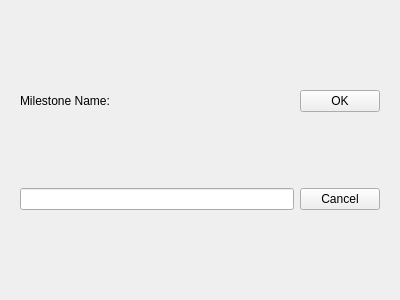
This is Teeam/addmilestonedialog.ui in lorenzo-arena/Teeam as Qt 5 draws it before an edit. The edited form follows.
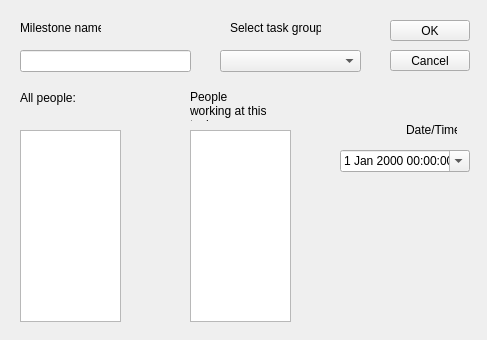
This is the edited form. Icons and pictures are not drawn.

Commit message: Created correct "Add milestone" dialog

Diff of the .ui file:
```diff
--- a/Teeam/addmilestonedialog.ui
+++ b/Teeam/addmilestonedialog.ui
@@ -6,60 +6,230 @@
    <rect>
     <x>0</x>
     <y>0</y>
-    <width>400</width>
-    <height>300</height>
+    <width>487</width>
+    <height>340</height>
    </rect>
   </property>
   <property name="windowTitle">
    <string>Add Milestone</string>
   </property>
-  <property name="locale">
-   <locale language="English" country="UnitedStates"/>
-  </property>
-  <layout class="QGridLayout" name="gridLayout">
-   <property name="leftMargin">
-    <number>20</number>
+  <widget class="QLabel" name="milestoneNamelabel">
+   <property name="geometry">
+    <rect>
+     <x>20</x>
+     <y>20</y>
+     <width>81</width>
+     <height>16</height>
+    </rect>
    </property>
-   <property name="topMargin">
-    <number>20</number>
+   <property name="text">
+    <string>Milestone name:</string>
    </property>
-   <property name="rightMargin">
-    <number>20</number>
+  </widget>
+  <widget class="QPushButton" name="buttonOk">
+   <property name="geometry">
+    <rect>
+     <x>390</x>
+     <y>20</y>
+     <width>80</width>
+     <height>21</height>
+    </rect>
    </property>
-   <property name="bottomMargin">
-    <number>20</number>
+   <property name="text">
+    <string>OK</string>
    </property>
-   <item row="0" column="0">
-    <widget class="QLabel" name="label">
-     <property name="text">
-      <string>Milestone Name:</string>
-     </property>
-    </widget>
-   </item>
-   <item row="0" column="1">
-    <widget class="QPushButton" name="buttonOk">
-     <property name="text">
-      <string>OK</string>
-     </property>
-     <property name="autoDefault">
-      <bool>false</bool>
-     </property>
-    </widget>
-   </item>
-   <item row="1" column="0">
-    <widget class="QLineEdit" name="lineEdit"/>
-   </item>
-   <item row="1" column="1">
-    <widget class="QPushButton" name="buttonCancel">
-     <property name="text">
-      <string>Cancel</string>
-     </property>
-     <property name="autoDefault">
-      <bool>false</bool>
-     </property>
-    </widget>
-   </item>
-  </layout>
+   <property name="autoDefault">
+    <bool>false</bool>
+   </property>
+  </widget>
+  <widget class="QLineEdit" name="lineEdit">
+   <property name="geometry">
+    <rect>
+     <x>20</x>
+     <y>50</y>
+     <width>171</width>
+     <height>22</height>
+    </rect>
+   </property>
+  </widget>
+  <widget class="QPushButton" name="buttonCancel">
+   <property name="geometry">
+    <rect>
+     <x>390</x>
+     <y>50</y>
+     <width>80</width>
+     <height>21</height>
+    </rect>
+   </property>
+   <property name="text">
+    <string>Cancel</string>
+   </property>
+   <property name="autoDefault">
+    <bool>false</bool>
+   </property>
+  </widget>
+  <widget class="QDateTimeEdit" name="startdateTimeEdit">
+   <property name="geometry">
+    <rect>
+     <x>340</x>
+     <y>150</y>
+     <width>130</width>
+     <height>22</height>
+    </rect>
+   </property>
+   <property name="locale">
+    <locale language="English" country="UnitedStates"/>
+   </property>
+   <property name="calendarPopup">
+    <bool>true</bool>
+   </property>
+  </widget>
+  <widget class="QListView" name="totalPeoplelistView">
+   <property name="geometry">
+    <rect>
+     <x>20</x>
+     <y>130</y>
+     <width>101</width>
+     <height>192</height>
+    </rect>
+   </property>
+  </widget>
+  <widget class="QLabel" name="startDateTimelabel">
+   <property name="geometry">
+    <rect>
+     <x>406</x>
+     <y>120</y>
+     <width>51</width>
+     <height>20</height>
+    </rect>
+   </property>
+   <property name="text">
+    <string>Date/Time:</string>
+   </property>
+  </widget>
+  <widget class="QListView" name="taskPeoplelistView">
+   <property name="geometry">
+    <rect>
+     <x>190</x>
+     <y>130</y>
+     <width>101</width>
+     <height>192</height>
+    </rect>
+   </property>
+  </widget>
+  <widget class="QPushButton" name="insertPeoplepushButton">
+   <property name="geometry">
+    <rect>
+     <x>140</x>
+     <y>170</y>
+     <width>32</width>
+     <height>32</height>
+    </rect>
+   </property>
+   <property name="text">
+    <string/>
+   </property>
+   <property name="icon">
+    <iconset resource="teeamres.qrc">
+     <normaloff>:/icons/icons/bullet_arrow_right.png</normaloff>:/icons/icons/bullet_arrow_right.png</iconset>
+   </property>
+   <property name="iconSize">
+    <size>
+     <width>32</width>
+     <height>32</height>
+    </size>
+   </property>
+   <property name="autoDefault">
+    <bool>true</bool>
+   </property>
+   <property name="default">
+    <bool>false</bool>
+   </property>
+   <property name="flat">
+    <bool>true</bool>
+   </property>
+  </widget>
+  <widget class="QPushButton" name="removePeoplepushButton">
+   <property name="geometry">
+    <rect>
+     <x>140</x>
+     <y>220</y>
+     <width>32</width>
+     <height>32</height>
+    </rect>
+   </property>
+   <property name="text">
+    <string/>
+   </property>
+   <property name="icon">
+    <iconset resource="teeamres.qrc">
+     <normaloff>:/icons/icons/bullet_arrow_left.png</normaloff>:/icons/icons/bullet_arrow_left.png</iconset>
+   </property>
+   <property name="iconSize">
+    <size>
+     <width>32</width>
+     <height>32</height>
+    </size>
+   </property>
+   <property name="flat">
+    <bool>true</bool>
+   </property>
+  </widget>
+  <widget class="QLabel" name="taskGrouplabel">
+   <property name="geometry">
+    <rect>
+     <x>230</x>
+     <y>20</y>
+     <width>91</width>
+     <height>16</height>
+    </rect>
+   </property>
+   <property name="text">
+    <string>Select task group:</string>
+   </property>
+  </widget>
+  <widget class="QComboBox" name="taskGroupcomboBox">
+   <property name="geometry">
+    <rect>
+     <x>220</x>
+     <y>50</y>
+     <width>141</width>
+     <height>22</height>
+    </rect>
+   </property>
+  </widget>
+  <widget class="QLabel" name="selectPeoplelabel">
+   <property name="geometry">
+    <rect>
+     <x>20</x>
+     <y>90</y>
+     <width>81</width>
+     <height>16</height>
+    </rect>
+   </property>
+   <property name="text">
+    <string>All people:</string>
+   </property>
+  </widget>
+  <widget class="QLabel" name="workingPeoplelabel">
+   <property name="geometry">
+    <rect>
+     <x>190</x>
+     <y>90</y>
+     <width>81</width>
+     <height>31</height>
+    </rect>
+   </property>
+   <property name="lineWidth">
+    <number>0</number>
+   </property>
+   <property name="text">
+    <string>&lt;html&gt;&lt;head/&gt;&lt;body&gt;&lt;p&gt;People working at this task:&lt;/p&gt;&lt;/body&gt;&lt;/html&gt;</string>
+   </property>
+   <property name="wordWrap">
+    <bool>true</bool>
+   </property>
+  </widget>
  </widget>
  <resources/>
  <connections/>
```
Left out of the diff: 4 changed lines with no effect on the pictures. The commit also changes 2 other files.
